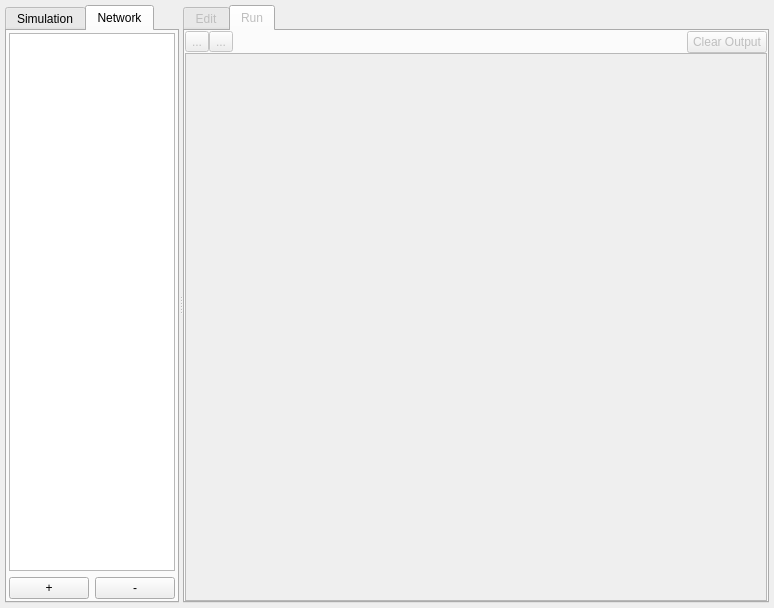
The window that NeuroEdit/scriptswindow.ui (lucksus/neuro_edit) describes before a commit, drawn with Qt 5.
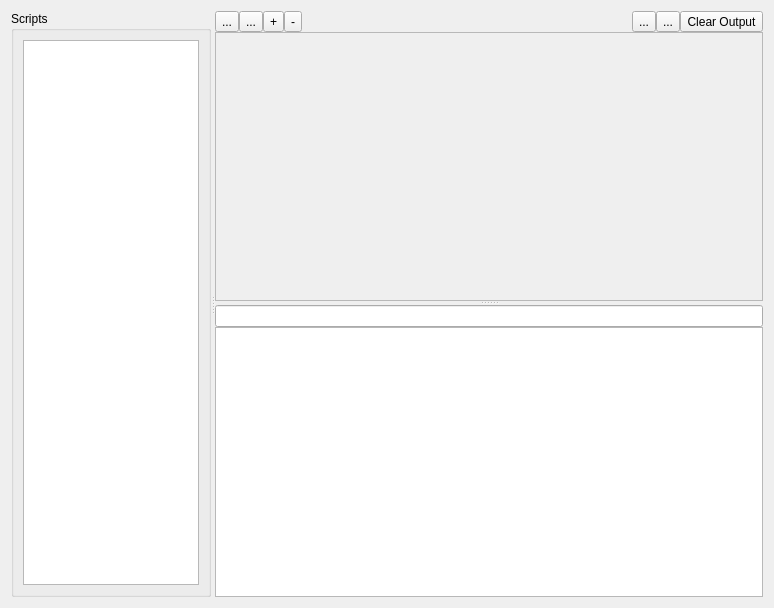
The same window after the commit. The open tabs and pages were chosen to show the change. Icons and pictures are not drawn.

Commit message: Scripts window refactored.

The edit to the form file:
```diff
--- a/NeuroEdit/scriptswindow.ui
+++ b/NeuroEdit/scriptswindow.ui
@@ -13,170 +13,56 @@
   <property name="windowTitle">
    <string>Form</string>
   </property>
-  <layout class="QGridLayout" name="gridLayout">
-   <property name="margin">
-    <number>5</number>
-   </property>
-   <item row="0" column="0">
-    <widget class="QSplitter" name="splitter">
+  <layout class="QVBoxLayout" name="verticalLayout_4">
+   <item>
+    <widget class="QSplitter" name="splitter_2">
      <property name="orientation">
       <enum>Qt::Horizontal</enum>
      </property>
-     <widget class="QTabWidget" name="tabWidget">
+     <widget class="QGroupBox" name="groupBox">
       <property name="sizePolicy">
-       <sizepolicy hsizetype="Preferred" vsizetype="Expanding">
-        <horstretch>1</horstretch>
+       <sizepolicy hsizetype="Maximum" vsizetype="Preferred">
+        <horstretch>0</horstretch>
         <verstretch>0</verstretch>
        </sizepolicy>
       </property>
-      <property name="currentIndex">
-       <number>0</number>
+      <property name="maximumSize">
+       <size>
+        <width>200</width>
+        <height>16777215</height>
+       </size>
       </property>
-      <widget class="QWidget" name="tab">
-       <attribute name="title">
-        <string>Simulation</string>
-       </attribute>
-       <layout class="QVBoxLayout" name="verticalLayout_3">
-        <property name="margin">
-         <number>2</number>
-        </property>
-        <item>
-         <widget class="QListView" name="simulationScriptsList">
-          <property name="sizePolicy">
-           <sizepolicy hsizetype="Maximum" vsizetype="Expanding">
-            <horstretch>0</horstretch>
-            <verstretch>0</verstretch>
-           </sizepolicy>
-          </property>
-          <property name="maximumSize">
-           <size>
-            <width>200</width>
-            <height>16777215</height>
-           </size>
-          </property>
-         </widget>
-        </item>
-        <item>
-         <layout class="QHBoxLayout" name="horizontalLayout_3">
-          <item>
-           <spacer name="horizontalSpacer_3">
-            <property name="orientation">
-             <enum>Qt::Horizontal</enum>
-            </property>
-            <property name="sizeType">
-             <enum>QSizePolicy::Preferred</enum>
-            </property>
-            <property name="sizeHint" stdset="0">
-             <size>
-              <width>28</width>
-              <height>20</height>
-             </size>
-            </property>
-           </spacer>
-          </item>
-          <item>
-           <widget class="QPushButton" name="simulationPlusButton">
-            <property name="text">
-             <string>+</string>
-            </property>
-           </widget>
-          </item>
-          <item>
-           <widget class="QPushButton" name="simulationMinusButton">
-            <property name="text">
-             <string>-</string>
-            </property>
-           </widget>
-          </item>
-         </layout>
-        </item>
-       </layout>
-      </widget>
-      <widget class="QWidget" name="tab_2">
-       <attribute name="title">
-        <string>Network</string>
-       </attribute>
-       <layout class="QVBoxLayout" name="verticalLayout">
-        <property name="margin">
-         <number>2</number>
-        </property>
-        <item>
-         <widget class="QListView" name="networkScriptsList">
-          <property name="sizePolicy">
-           <sizepolicy hsizetype="Maximum" vsizetype="Expanding">
-            <horstretch>0</horstretch>
-            <verstretch>0</verstretch>
-           </sizepolicy>
-          </property>
-          <property name="maximumSize">
-           <size>
-            <width>200</width>
-            <height>16777215</height>
-           </size>
-          </property>
-         </widget>
-        </item>
-        <item>
-         <layout class="QHBoxLayout" name="horizontalLayout">
-          <item>
-           <spacer name="horizontalSpacer">
-            <property name="orientation">
-             <enum>Qt::Horizontal</enum>
-            </property>
-            <property name="sizeType">
-             <enum>QSizePolicy::Preferred</enum>
-            </property>
-            <property name="sizeHint" stdset="0">
-             <size>
-              <width>28</width>
-              <height>20</height>
-             </size>
-            </property>
-           </spacer>
-          </item>
-          <item>
-           <widget class="QPushButton" name="networkPlusButton">
-            <property name="text">
-             <string>+</string>
-            </property>
-           </widget>
-          </item>
-          <item>
-           <widget class="QPushButton" name="networkMinusButton">
-            <property name="text">
-             <string>-</string>
-            </property>
-           </widget>
-          </item>
-         </layout>
-        </item>
-       </layout>
-      </widget>
+      <property name="title">
+       <string>Scripts</string>
+      </property>
+      <layout class="QVBoxLayout" name="verticalLayout">
+       <item>
+        <widget class="QListView" name="simulationScriptsList">
+         <property name="sizePolicy">
+          <sizepolicy hsizetype="Maximum" vsizetype="Expanding">
+           <horstretch>0</horstretch>
+           <verstretch>0</verstretch>
+          </sizepolicy>
+         </property>
+         <property name="maximumSize">
+          <size>
+           <width>200</width>
+           <height>16777215</height>
+          </size>
+         </property>
+        </widget>
+       </item>
+      </layout>
      </widget>
-     <widget class="QTabWidget" name="tabWidget_right">
-      <property name="enabled">
-       <bool>false</bool>
+     <widget class="QSplitter" name="splitter">
+      <property name="orientation">
+       <enum>Qt::Vertical</enum>
       </property>
-      <property name="sizePolicy">
-       <sizepolicy hsizetype="Expanding" vsizetype="Expanding">
-        <horstretch>5</horstretch>
-        <verstretch>0</verstretch>
-       </sizepolicy>
-      </property>
-      <property name="currentIndex">
-       <number>1</number>
-      </property>
-      <widget class="QWidget" name="tab_3">
-       <attribute name="title">
-        <string>Edit</string>
-       </attribute>
+      <widget class="QWidget" name="">
        <layout class="QVBoxLayout" name="verticalLayout_2">
         <property name="spacing">
          <number>0</number>
         </property>
-        <property name="margin">
-         <number>0</number>
-        </property>
         <item>
          <layout class="QHBoxLayout" name="horizontalLayout_2">
           <item>
@@ -201,6 +87,20 @@
             </property>
            </widget>
           </item>
+          <item>
+           <widget class="QToolButton" name="simulationPlusButton">
+            <property name="text">
+             <string>+</string>
+            </property>
+           </widget>
+          </item>
+          <item>
+           <widget class="QToolButton" name="simulationMinusButton">
+            <property name="text">
+             <string>-</string>
+            </property>
+           </widget>
+          </item>
           <item>
            <spacer name="horizontalSpacer_2">
             <property name="orientation">
@@ -214,36 +114,6 @@
             </property>
            </spacer>
           </item>
-         </layout>
-        </item>
-        <item>
-         <widget class="QTextEdit" name="textEdit">
-          <property name="enabled">
-           <bool>false</bool>
-          </property>
-          <property name="sizePolicy">
-           <sizepolicy hsizetype="Expanding" vsizetype="Expanding">
-            <horstretch>0</horstretch>
-            <verstretch>0</verstretch>
-           </sizepolicy>
-          </property>
-         </widget>
-        </item>
-       </layout>
-      </widget>
-      <widget class="QWidget" name="tab_4">
-       <attribute name="title">
-        <string>Run</string>
-       </attribute>
-       <layout class="QVBoxLayout" name="verticalLayout_4">
-        <property name="spacing">
-         <number>0</number>
-        </property>
-        <property name="margin">
-         <number>0</number>
-        </property>
-        <item>
-         <layout class="QHBoxLayout" name="horizontalLayout_4">
           <item>
            <widget class="QToolButton" name="playButton">
             <property name="text">
@@ -267,26 +137,36 @@
            </widget>
           </item>
           <item>
-           <spacer name="horizontalSpacer_4">
-            <property name="orientation">
-             <enum>Qt::Horizontal</enum>
-            </property>
-            <property name="sizeHint" stdset="0">
-             <size>
-              <width>40</width>
-              <height>20</height>
-             </size>
-            </property>
-           </spacer>
-          </item>
-          <item>
-           <widget class="QPushButton" name="clearButton">
+           <widget class="QToolButton" name="clearButton">
             <property name="text">
              <string>Clear Output</string>
             </property>
            </widget>
           </item>
          </layout>
+        </item>
+        <item>
+         <widget class="QTextEdit" name="textEdit">
+          <property name="enabled">
+           <bool>false</bool>
+          </property>
+          <property name="sizePolicy">
+           <sizepolicy hsizetype="Expanding" vsizetype="Expanding">
+            <horstretch>0</horstretch>
+            <verstretch>0</verstretch>
+           </sizepolicy>
+          </property>
+         </widget>
+        </item>
+       </layout>
+      </widget>
+      <widget class="QWidget" name="">
+       <layout class="QVBoxLayout" name="verticalLayout_3">
+        <property name="spacing">
+         <number>0</number>
+        </property>
+        <item>
+         <widget class="QLineEdit" name="lineEdit"/>
         </item>
         <item>
          <widget class="QListWidget" name="outputListWidget"/>
```
The commit also changes 2 other files.
